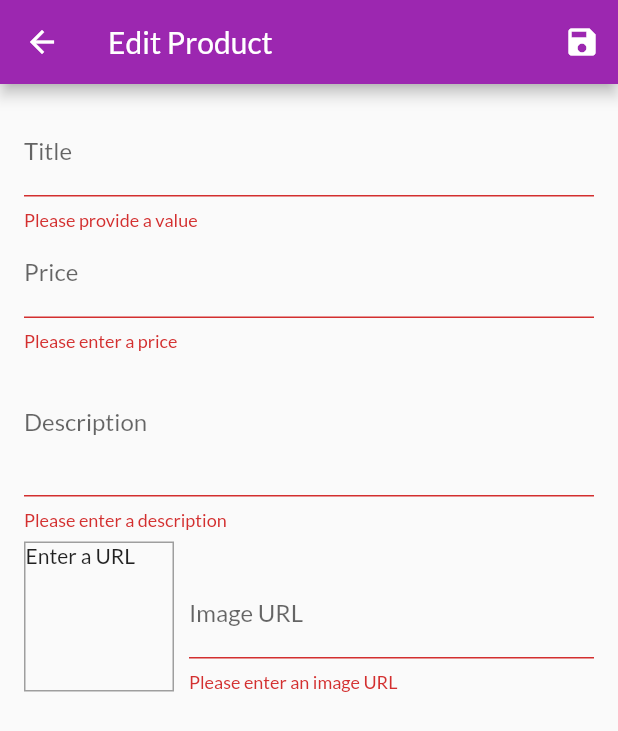
After one commit to necessitudo/ShopApp, a Flutter app: the EditProductScreen screen opened by its route, after a tap on the "save" icon, on a phone screen of 412 x 824 dp. The commit adds this screen. Shown: the top 731 px of the screen. Run offline on Flutter 3.47's test engine with Material 2 defaults, Android fonts, the phone set to English and light mode, and no system bars; network calls fail.

Commit message:
Add edit, delete and add products

```diff
--- a/lib/main.dart
+++ b/lib/main.dart
@@ -1,5 +1,7 @@
 import 'package:flutter/material.dart';
 import 'package:provider/provider.dart';
+import './screens/edit_product_screen.dart';
+import './screens/user_product_screen.dart';
 import './providers/orders.dart';
 import './screens/cart_screen.dart';
 import './screens/product_detail_screen.dart';
@@ -30,7 +32,9 @@ class MyApp extends StatelessWidget {
         routes: {
           ProductDetailScreen.routeName: (ctx) => ProductDetailScreen(),
           CartScreen.routeName: (ctx) => CartScreen(),
-          OrdersScreen.routeName: (ctx) => OrdersScreen()
+          OrdersScreen.routeName: (ctx) => OrdersScreen(),
+          UserProductScreen.routeName: (ctx) => UserProductScreen(),
+          EditProductScreen.routeName: (ctx) => EditProductScreen()
         },
       ),
     );
--- a/lib/providers/product.dart
+++ b/lib/providers/product.dart
@@ -6,14 +6,15 @@ class Product with ChangeNotifier {
   final String description;
   final double price;
   final String imageUrl;
-  bool isFavorite = false;
+  bool isFavorite;
 
   Product(
       {@required this.id,
       @required this.title,
       @required this.description,
       @required this.price,
-      @required this.imageUrl});
+      @required this.imageUrl,
+      this.isFavorite = false});
 
   void toggleFavoriteStatus() {
     isFavorite = !isFavorite;
--- a/lib/providers/products.dart
+++ b/lib/providers/products.dart
@@ -57,8 +57,14 @@ class Products with ChangeNotifier {
     notifyListeners();
   } */
 
-  void addProduct(Product value) {
-    _items.add(value);
+  void addProduct(Product product) {
+    final newProduct = Product(
+        title: product.title,
+        description: product.description,
+        price: product.price,
+        imageUrl: product.imageUrl,
+        id: DateTime.now().toString());
+    _items.add(newProduct);
     notifyListeners();
   }
 
@@ -69,4 +75,17 @@ class Products with ChangeNotifier {
   Product findById(String id) {
     return _items.firstWhere((prod) => prod.id == id);
   }
+
+  void updateProduct(String id, Product newProduct) {
+    final prodIndex = _items.indexWhere((prod) => prod.id == id);
+    if (prodIndex >= 0) {
+      _items[prodIndex] = newProduct;
+      notifyListeners();
+    }
+  }
+
+  void deleteProduct(String productId) {
+    _items.removeWhere((prod) => prod.id == productId);
+    notifyListeners();
+  }
 }
--- /dev/null
+++ b/lib/screens/edit_product_screen.dart
@@ -0,0 +1,244 @@
+import 'package:flutter/material.dart';
+import 'package:provider/provider.dart';
+import '../providers/product.dart';
+import '../providers/products.dart';
+
+class EditProductScreen extends StatefulWidget {
+  static const routeName = '/edit-product';
+
+  @override
+  _EditProductScreenState createState() => _EditProductScreenState();
+}
+
+class _EditProductScreenState extends State<EditProductScreen> {
+  final _priceFocusNode = FocusNode();
+  final _descriptionFocusNode = FocusNode();
+  final _imageUrlController = TextEditingController();
+  final _form = GlobalKey<FormState>();
+  var _editedProduct =
+      Product(id: null, title: '', description: '', price: 0, imageUrl: '');
+  var _isInit = true;
+  var _initValues = {
+    'title': '',
+    'description': '',
+    'price': '',
+    'imageUrl': ''
+  };
+
+  @override
+  void dispose() {
+    _priceFocusNode.dispose();
+    _descriptionFocusNode.dispose();
+    _imageUrlController.dispose();
+    super.dispose();
+  }
+
+  void _saveForm() {
+    final isValid = _form.currentState.validate();
+    if (!isValid) {
+      return;
+    }
+    _form.currentState.save();
+
+    if (_editedProduct.id != null) {
+      Provider.of<Products>(context, listen: false)
+          .updateProduct(_editedProduct.id, _editedProduct);
+    } else {
+      Provider.of<Products>(context, listen: false).addProduct(_editedProduct);
+    }
+
+    Navigator.of(context).pop();
+  }
+
+  @override
+  void didChangeDependencies() {
+    if (_isInit) {
+      final productId = ModalRoute.of(context).settings.arguments as String;
+      if (productId != null) {
+        _editedProduct =
+            Provider.of<Products>(context, listen: false).findById(productId);
+        _initValues = {
+          'title': _editedProduct.title,
+          'description': _editedProduct.description,
+          'price': _editedProduct.price.toString(),
+          //'imageUrl': _editedProduct.imageUrl
+          'imageUrl': ''
+        };
+
+        _imageUrlController.text = _editedProduct.imageUrl;
+      }
+    }
+    _isInit = false;
+
+    super.didChangeDependencies();
+  }
+
+  @override
+  Widget build(BuildContext context) {
+    return Scaffold(
+      appBar: AppBar(
+        title: Text('Edit Product'),
+        actions: [IconButton(icon: Icon(Icons.save), onPressed: _saveForm)],
+      ),
+      body: Padding(
+        padding: const EdgeInsets.all(16.0),
+        child: Form(
+          key: _form,
+          child: ListView(
+            children: <Widget>[
+              TextFormField(
+                decoration: InputDecoration(labelText: 'Title'),
+                initialValue: _initValues['title'],
+                textInputAction: TextInputAction.next,
+                onFieldSubmitted: (_) {
+                  FocusScope.of(context).requestFocus(_priceFocusNode);
+                },
+                validator: (value) {
+                  if (value.isEmpty) {
+                    return 'Please provide a value';
+                  }
+                  return null;
+                },
+                onSaved: (value) {
+                  _editedProduct = Product(
+                      id: _editedProduct.id,
+                      title: value,
+                      description: _editedProduct.description,
+                      price: _editedProduct.price,
+                      imageUrl: _editedProduct.imageUrl,
+                      isFavorite: _editedProduct.isFavorite);
+                },
+              ),
+              TextFormField(
+                decoration: InputDecoration(labelText: 'Price'),
+                initialValue: _initValues['price'],
+                textInputAction: TextInputAction.next,
+                keyboardType: TextInputType.number,
+                focusNode: _priceFocusNode,
+                onFieldSubmitted: (_) {
+                  FocusScope.of(context).requestFocus(_descriptionFocusNode);
+                },
+                validator: (value) {
+                  if (value.isEmpty) {
+                    return 'Please enter a price';
+                  }
+                  if (double.tryParse(value) == null) {
+                    return 'Please enter a valid number';
+                  }
+
+                  if (double.parse(value) <= 0) {
+                    return 'Please enter a number greater than zero';
+                  }
+                  return null;
+                },
+                onSaved: (value) {
+                  _editedProduct = Product(
+                      id: _editedProduct.id,
+                      title: _editedProduct.title,
+                      description: _editedProduct.description,
+                      price: double.parse(value),
+                      imageUrl: _editedProduct.imageUrl,
+                      isFavorite: _editedProduct.isFavorite);
+                },
+              ),
+              TextFormField(
+                decoration: InputDecoration(labelText: 'Description'),
+                initialValue: _initValues['description'],
+                maxLines: 3,
+                keyboardType: TextInputType.multiline,
+                focusNode: _descriptionFocusNode,
+                validator: (value) {
+                  if (value.isEmpty) {
+                    return 'Please enter a description';
+                  }
+                  if (value.length < 10) {
+                    return 'Should be at least 10 characters long';
+                  }
+                  return null;
+                },
+                onSaved: (value) {
+                  _editedProduct = Product(
+                      id: _editedProduct.id,
+                      title: _editedProduct.title,
+                      description: value,
+                      price: _editedProduct.price,
+                      imageUrl: _editedProduct.imageUrl,
+                      isFavorite: _editedProduct.isFavorite);
+                },
+              ),
+              Row(
+                crossAxisAlignment: CrossAxisAlignment.end,
+                children: <Widget>[
+                  Container(
+                    width: 100,
+                    height: 100,
+                    margin: EdgeInsets.only(
+                      top: 8,
+                      right: 10,
+                    ),
+                    decoration: BoxDecoration(
+                      border: Border.all(
+                        width: 1,
+                        color: Colors.grey,
+                      ),
+                    ),
+                    child: _imageUrlController.text.isEmpty
+                        ? Text('Enter a URL')
+                        : FittedBox(
+                            child: Image.network(
+                              _imageUrlController.text,
+                              fit: BoxFit.cover,
+                            ),
+                          ),
+                  ),
+                  Expanded(
+                    child: TextFormField(
+                      decoration: InputDecoration(labelText: 'Image URL'),
+                      //initialValue: _initValues['imageUrl'],
+                      keyboardType: TextInputType.url,
+                      textInputAction: TextInputAction.done,
+                      controller: _imageUrlController,
+                      onFieldSubmitted: (_) {
+                        setState(() {});
+                        //_saveForm();
+                      },
+                      onEditingComplete: () {
+                        setState(() {});
+                      },
+                      validator: (value) {
+                        if (value.isEmpty) {
+                          return 'Please enter an image URL';
+                        }
+
+                        if (!value.startsWith('http') &&
+                            !value.startsWith('https')) {
+                          return 'Please enter a valid URL';
+                        }
+
+                        if (!value.endsWith('png') &&
+                            !value.endsWith('jpg') &&
+                            !value.endsWith('jpeg')) {
+                          return 'Please enter a valid image URL';
+                        }
+                        return null;
+                      },
+                      onSaved: (value) {
+                        _editedProduct = Product(
+                            id: _editedProduct.id,
+                            title: _editedProduct.title,
+                            description: _editedProduct.description,
+                            price: _editedProduct.price,
+                            imageUrl: value,
+                            isFavorite: _editedProduct.isFavorite);
+                      },
+                    ),
+                  ),
+                ],
+              ),
+            ],
+          ),
+        ),
+      ),
+    );
+  }
+}
--- a/lib/widgets/app_drawer.dart
+++ b/lib/widgets/app_drawer.dart
@@ -1,4 +1,5 @@
 import 'package:flutter/material.dart';
+import '../screens/user_product_screen.dart';
 import '../screens/orders_screen.dart';
 
 class AppDrawer extends StatelessWidget {
@@ -27,6 +28,15 @@ class AppDrawer extends StatelessWidget {
               Navigator.of(context)
                   .pushReplacementNamed(OrdersScreen.routeName);
             },
+          ),
+          Divider(),
+          ListTile(
+            leading: Icon(Icons.edit),
+            title: Text('Manage Products'),
+            onTap: () {
+              Navigator.of(context)
+                  .pushReplacementNamed(UserProductScreen.routeName);
+            },
           )
         ],
       ),
```
Also changed, not shown: lib/providers/cart.dart (+19 -0 lines), lib/screens/user_product_screen.dart (added, +42 -0 lines), lib/widgets/cart_item.dart (+22 -0 lines), lib/widgets/product_item.dart (+14 -0 lines), lib/widgets/user_product_item.dart (added, +43 -0 lines).
